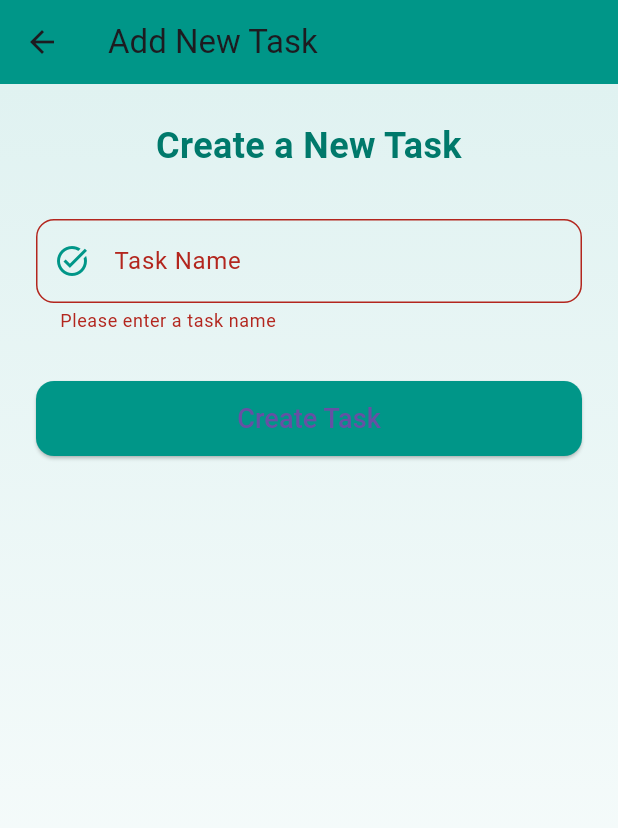
After one commit to Cassel-College/fast_pipeline_ui, a Flutter app: the AddTaskPage screen opened directly, after a tap on "Create Task", on a phone screen of 412 x 824 dp. The commit adds this screen. Shown: the top 828 px of the screen. Run offline on Flutter 3.47's test engine with Material 3 defaults, Android fonts, the phone set to English and light mode, and no system bars; our stand-ins replace dio; missing offline and left inert: universal_html.

Commit message:
fix:Add new page.

```diff
--- /dev/null
+++ b/lib/add_task.dart
@@ -0,0 +1,143 @@
+import 'package:flutter/material.dart';
+import 'http_tools.dart';
+
+class AddTaskPage extends StatefulWidget {
+  final BuildContext? context;
+  const AddTaskPage({Key? key, this.context}) : super(key: key);
+
+  @override
+  _AddTaskPageState createState() => _AddTaskPageState();
+}
+
+class _AddTaskPageState extends State<AddTaskPage> {
+  final _formKey = GlobalKey<FormState>();
+  final _taskNameController = TextEditingController();
+  bool _isLoading = false;
+  final HttpTools _httpTools = HttpTools();
+
+  Future<void> _submitTask() async {
+    if (_formKey.currentState!.validate()) {
+      setState(() {
+        _isLoading = true;
+      });
+
+      final taskName = _taskNameController.text;
+
+      try {
+        final response = await _httpTools.post(
+          '/api/v1/task/create',
+          data: {'task_name': taskName},
+        );
+
+        if (response['code'] == 0) {
+          ScaffoldMessenger.of(context).showSnackBar(
+            SnackBar(
+              content: Text('Task created successfully'),
+              backgroundColor: Colors.green,
+            ),
+          );
+          Navigator.pop(context);
+        } else {
+          throw Exception(response['message']);
+        }
+      } catch (e) {
+        ScaffoldMessenger.of(context).showSnackBar(
+          SnackBar(
+            content: Text('Error: ${e.toString()}'),
+            backgroundColor: Colors.red,
+          ),
+        );
+      } finally {
+        setState(() {
+          _isLoading = false;
+        });
+      }
+    }
+  }
+
+  @override
+  Widget build(BuildContext context) {
+    return Scaffold(
+      appBar: AppBar(
+        title: Text('Add New Task'),
+        backgroundColor: Colors.teal,
+      ),
+      body: Container(
+        decoration: BoxDecoration(
+          gradient: LinearGradient(
+            begin: Alignment.topCenter,
+            end: Alignment.bottomCenter,
+            colors: [Colors.teal.shade50, Colors.white],
+          ),
+        ),
+        child: Padding(
+          padding: const EdgeInsets.all(24.0),
+          child: Form(
+            key: _formKey,
+            child: Column(
+              crossAxisAlignment: CrossAxisAlignment.stretch,
+              children: [
+                Text(
+                  'Create a New Task',
+                  style: TextStyle(
+                    fontSize: 24,
+                    fontWeight: FontWeight.bold,
+                    color: Colors.teal.shade700,
+                  ),
+                  textAlign: TextAlign.center,
+                ),
+                SizedBox(height: 32),
+                TextFormField(
+                  controller: _taskNameController,
+                  decoration: InputDecoration(
+                    labelText: 'Task Name',
+                    border: OutlineInputBorder(
+                      borderRadius: BorderRadius.circular(12),
+                    ),
+                    prefixIcon: Icon(Icons.task_alt, color: Colors.teal),
+                    focusedBorder: OutlineInputBorder(
+                      borderRadius: BorderRadius.circular(12),
+                      borderSide: BorderSide(color: Colors.teal, width: 2),
+                    ),
+                  ),
+                  validator: (value) {
+                    if (value == null || value.isEmpty) {
+                      return 'Please enter a task name';
+                    }
+                    return null;
+                  },
+                ),
+                SizedBox(height: 32),
+                AnimatedContainer(
+                  duration: Duration(milliseconds: 300),
+                  height: 50,
+                  child: ElevatedButton(
+                    onPressed: _isLoading ? null : _submitTask,
+                    child: _isLoading
+                        ? CircularProgressIndicator(color: Colors.white)
+                        : Text(
+                            'Create Task',
+                            style: TextStyle(fontSize: 18),
+                          ),
+                    style: ElevatedButton.styleFrom(
+                      backgroundColor: Colors.teal,
+                      shape: RoundedRectangleBorder(
+                        borderRadius: BorderRadius.circular(12),
+                      ),
+                    ),
+                  ),
+                ),
+              ],
+            ),
+          ),
+        ),
+      ),
+    );
+  }
+
+  @override
+  void dispose() {
+    _taskNameController.dispose();
+    super.dispose();
+  }
+}
--- a/lib/main.dart
+++ b/lib/main.dart
@@ -1,4 +1,5 @@
 import 'package:fast_pipeline_ui/about.dart';
+import 'package:fast_pipeline_ui/add_task.dart';
 import 'package:fast_pipeline_ui/task.dart';
 import 'package:flutter/material.dart';
 import 'package:flutter/cupertino.dart';
@@ -29,7 +30,7 @@ class HomePage extends StatelessWidget {
   Widget build(BuildContext context) {
     return Scaffold(
       appBar: AppBar(
-        title: Text('任务管理器'),
+        title: Text('Auto Task Manager'),
         centerTitle: true,
       ),
       body: ListView(
@@ -40,7 +41,7 @@ class HomePage extends StatelessWidget {
             '创建任务',
             Colors.green,
             Colors.green[100]!,
-            page: TaskPage(context: context), // 指定跳转页面
+            page: AddTaskPage(context: context), // 指定跳转页面
           ),
           _buildListTile(
             context,
```
Also changed, not shown: lib/SecondRoute.dart (deleted, +0 -23 lines), lib/task.dart (+112 -26 lines), 6 other files.
